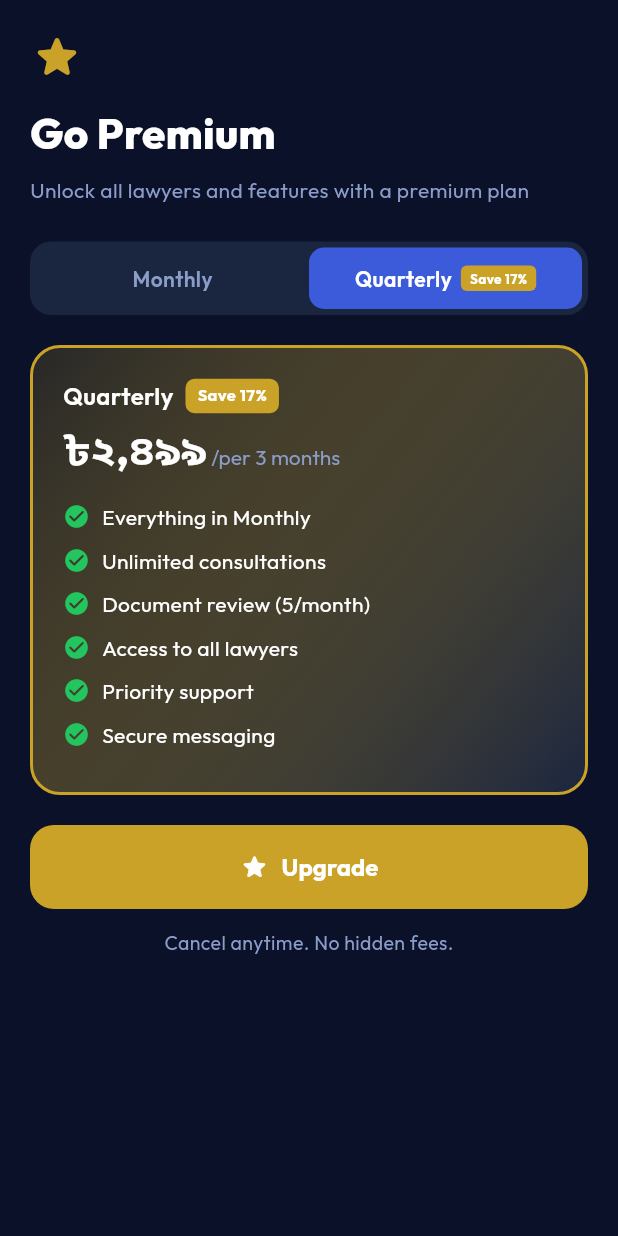
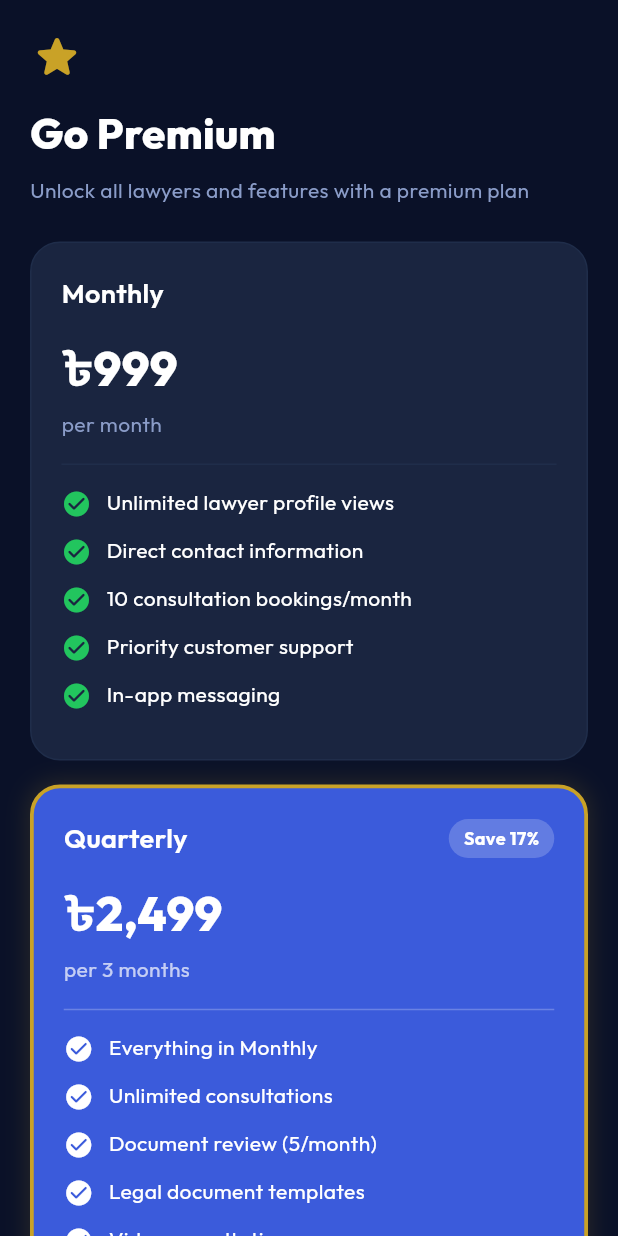
Before and after one commit to hanifuddin15/talktomylawyer, a Flutter app: the ClientPremiumTab screen opened directly, on a phone screen of 412 x 824 dp. Run offline on Flutter 3.47's test engine with Material 3 defaults, Android fonts, the phone set to English and light mode, and no system bars; our stand-ins replace badges, connectivity_plus, dartz, dio, dropdown_search, flutter_easyloading and 4 more; missing offline and left inert: ansicolor, searchable_paginated_dropdown; accounts and stored records are empty.

Commit message:
client premium changed

```diff
--- a/lib/app/core/l10n/bn.dart
+++ b/lib/app/core/l10n/bn.dart
@@ -155,6 +155,23 @@ const Map<String, String> bn = {
   'unlimited_consultations': 'সীমাহীন পরামর্শ',
   'doc_review': 'ডকুমেন্ট পর্যালোচনা (৫/মাস)',
   'save_17': '১৭% সাশ্রয়',
+  'yearly': 'বার্ষিক',
+  'per_year': 'প্রতি বছর',
+  'everything_quarterly': 'ত্রৈমাসিকে সব কিছু',
+  'save_33': '৩৩% সাশ্রয়',
+  'subscribe_now': 'এখনই সাবস্ক্রাইব করুন',
+  'cancel_anytime_hidden': 'যেকোনো সময় বাতিল করুন। কোনো গোপন চার্জ নেই।',
+  'feature_monthly_1': 'সীমাহীন আইনজীবী প্রোফাইল ভিউ',
+  'feature_monthly_2': 'সরাসরি যোগাযোগের তথ্য',
+  'feature_monthly_3': '১০টি পরামর্শ বুকিং/মাস',
+  'feature_monthly_4': 'অগ্রাধিকার গ্রাহক সহায়তা',
+  'feature_monthly_5': 'ইন-অ্যাপ মেসেজিং',
+  'feature_quarterly_4': 'আইনি ডকুমেন্ট টেমপ্লেট',
+  'feature_quarterly_5': 'ভিডিও পরামর্শ',
+  'feature_yearly_2': 'সীমাহীন ডকুমেন্ট পর্যালোচনা',
+  'feature_yearly_3': 'অগ্রাধিকার আইনজীবী ম্যাচিং',
+  'feature_yearly_4': 'ডেডিকেটেড অ্যাকাউন্ট ম্যানেজার',
+  'feature_yearly_5': 'ফ্যামিলি প্ল্যান (২ জন সদস্য)',
 
   // Checkout
   'secure_checkout': 'নিরাপদ চেকআউট',
@@ -170,6 +187,10 @@ const Map<String, String> bn = {
   'pay': 'পরিশোধ করুন',
   'quarterly_premium': 'ত্রৈমাসিক প্রিমিয়াম',
   '3_months': '৩ মাস',
+  'monthly_premium': 'মাসিক প্রিমিয়াম',
+  'yearly_premium': 'বার্ষিক প্রিমিয়াম',
+  '1_month': '১ মাস',
+  '12_months': '১২ মাস',
 
   // Client Profile
   'upgrade_to_premium': 'প্রিমিয়ামে আপগ্রেড করুন',
--- a/lib/app/core/l10n/en.dart
+++ b/lib/app/core/l10n/en.dart
@@ -154,6 +154,23 @@ const Map<String, String> en = {
   'unlimited_consultations': 'Unlimited consultations',
   'doc_review': 'Document review (5/month)',
   'save_17': 'Save 17%',
+  'yearly': 'Yearly',
+  'per_year': 'per year',
+  'everything_quarterly': 'Everything in Quarterly',
+  'save_33': 'Save 33%',
+  'subscribe_now': 'Subscribe Now',
+  'cancel_anytime_hidden': 'Cancel anytime. No hidden charges.',
+  'feature_monthly_1': 'Unlimited lawyer profile views',
+  'feature_monthly_2': 'Direct contact information',
+  'feature_monthly_3': '10 consultation bookings/month',
+  'feature_monthly_4': 'Priority customer support',
+  'feature_monthly_5': 'In-app messaging',
+  'feature_quarterly_4': 'Legal document templates',
+  'feature_quarterly_5': 'Video consultations',
+  'feature_yearly_2': 'Unlimited document reviews',
+  'feature_yearly_3': 'Priority lawyer matching',
+  'feature_yearly_4': 'Dedicated account manager',
+  'feature_yearly_5': 'Family plan (2 members)',
 
   // Checkout
   'secure_checkout': 'Secure Checkout',
@@ -169,6 +186,10 @@ const Map<String, String> en = {
   'pay': 'Pay',
   'quarterly_premium': 'Quarterly Premium',
   '3_months': '3 months',
+  'monthly_premium': 'Monthly Premium',
+  'yearly_premium': 'Yearly Premium',
+  '1_month': '1 month',
+  '12_months': '12 months',
 
   // Client Profile
   'upgrade_to_premium': 'Upgrade to Premium',
--- a/lib/app/modules/client_dashboard/views/tabs/client_premium_tab.dart
+++ b/lib/app/modules/client_dashboard/views/tabs/client_premium_tab.dart
@@ -12,7 +12,7 @@ class ClientPremiumTab extends StatefulWidget {
 }
 
 class _ClientPremiumTabState extends State<ClientPremiumTab> {
-  int _selectedPlan = 1; // 0=monthly, 1=quarterly
+  int _selectedPlan = 1; // 0=monthly, 1=quarterly, 2=yearly
 
   @override
   Widget build(BuildContext context) {
@@ -20,6 +20,31 @@ class _ClientPremiumTabState extends State<ClientPremiumTab> {
     final bg = isDark ? kDarkBg : kLightBg;
     final primaryText = isDark ? kDarkTextPrimary : kLightTextPrimary;
     final secondaryText = isDark ? kDarkTextSecondary : kLightTextSecondary;
+    final isBn = Get.locale?.languageCode == 'bn';
+
+    final monthlyFeatures = [
+      'feature_monthly_1'.tr,
+      'feature_monthly_2'.tr,
+      'feature_monthly_3'.tr,
+      'feature_monthly_4'.tr,
+      'feature_monthly_5'.tr,
+    ];
+
+    final quarterlyFeatures = [
+      'everything_monthly'.tr,
+      'unlimited_consultations'.tr,
+      'doc_review'.tr,
+      'feature_quarterly_4'.tr,
+      'feature_quarterly_5'.tr,
+    ];
+
+    final yearlyFeatures = [
+      'everything_quarterly'.tr,
+      'feature_yearly_2'.tr,
+      'feature_yearly_3'.tr,
+      'feature_yearly_4'.tr,
+      'feature_yearly_5'.tr,
+    ];
 
     return Scaffold(
       backgroundColor: bg,
@@ -51,48 +76,88 @@ class _ClientPremiumTabState extends State<ClientPremiumTab> {
               ),
               const SizedBox(height: 24),
 
-              // Plan Toggle
-              Container(
-                padding: const EdgeInsets.all(4),
-                decoration: BoxDecoration(
-                  color: isDark ? kDarkCard : kLightCard,
-                  borderRadius: BorderRadius.circular(14),
+              // 1. Monthly Plan Card
+              _buildPlanCard(
+                index: 0,
+                title: 'monthly'.tr,
+                price: isBn ? '৳৯৯৯' : '৳999',
+                duration: 'per_month'.tr,
+                features: monthlyFeatures,
+                isHighlighted: false,
+                isDark: isDark,
+                primaryText: primaryText,
+                secondaryText: secondaryText,
               ),
-                child: Row(
-                  children: [
-                    _PlanTab(
-                      label: 'monthly'.tr,
-                      isSelected: _selectedPlan == 0,
-                      onTap: () => setState(() => _selectedPlan = 0),
+              const SizedBox(height: 16),
+
+              // 2. Quarterly Plan Card (Highlighted blue)
+              _buildPlanCard(
+                index: 1,
+                title: 'quarterly'.tr,
+                price: isBn ? '৳২,৪৯৯' : '৳2,499',
+                duration: 'per_3_months'.tr,
+                features: quarterlyFeatures,
+                isHighlighted: true,
+                isDark: isDark,
+                primaryText: primaryText,
+                secondaryText: secondaryText,
+                badgeText: 'save_17'.tr,
               ),
-                    _PlanTab(
-                      label: 'quarterly'.tr,
-                      isSelected: _selectedPlan == 1,
-                      onTap: () => setState(() => _selectedPlan = 1),
-                      badge: 'save_17'.tr,
+              const SizedBox(height: 16),
+
+              // 3. Yearly Plan Card
+              _buildPlanCard(
+                index: 2,
+                title: 'yearly'.tr,
+                price: isBn ? '৳৭,৯৯৯' : '৳7,999',
+                duration: 'per_year'.tr,
+                features: yearlyFeatures,
+                isHighlighted: false,
+                isDark: isDark,
+                primaryText: primaryText,
+                secondaryText: secondaryText,
+                badgeText: 'save_33'.tr,
+                badgeBg: const Color(0xFFD1FAE5),
+                badgeTextColor: const Color(0xFF065F46),
               ),
-                  ],
-                ),
-              ),
-              const SizedBox(height: 20),
+              const SizedBox(height: 24),
 
-              // Monthly Plan Card
-              if (_selectedPlan == 0)
-                _buildMonthlyCard(isDark, primaryText, secondaryText),
-
-              // Quarterly Plan Card
-              if (_selectedPlan == 1)
-                _buildQuarterlyCard(isDark, primaryText, secondaryText),
-
-              const SizedBox(height: 20),
-              // CTA
+              // CTA Button (Subscribe Now)
               SizedBox(
                 width: double.infinity,
                 height: 56,
                 child: ElevatedButton(
-                  onPressed: () => Get.to(() => const CheckoutView()),
+                  onPressed: () {
+                    String planName = 'quarterly_premium'.tr;
+                    String planKey = 'quarterly'.tr;
+                    String duration = '3_months'.tr;
+                    String? savings = isBn ? '৳৪৯৮ (১৭% সাশ্রয়)' : '৳498 (17% off)';
+                    String price = isBn ? '৳২,৪৯৯' : '৳2,499';
+
+                    if (_selectedPlan == 0) {
+                      planName = 'monthly_premium'.tr;
+                      planKey = 'monthly'.tr;
+                      duration = '1_month'.tr;
+                      savings = null;
+                      price = isBn ? '৳৯৯৯' : '৳999';
+                    } else if (_selectedPlan == 2) {
+                      planName = 'yearly_premium'.tr;
+                      planKey = 'yearly'.tr;
+                      duration = '12_months'.tr;
+                      savings = isBn ? '৳৩,৯৮৯ (৩৩% সাশ্রয়)' : '৳3,989 (33% off)';
+                      price = isBn ? '৳৭,৯৯৯' : '৳7,999';
+                    }
+
+                    Get.to(() => CheckoutView(
+                          planName: planName,
+                          planKey: planKey,
+                          duration: duration,
+                          savings: savings,
+                          price: price,
+                        ));
+                  },
                   style: ElevatedButton.styleFrom(
-                    backgroundColor: kAccentGold,
+                    backgroundColor: const Color(0xFFFFB300), // Orange/Gold
                     shape: RoundedRectangleBorder(
                       borderRadius: BorderRadius.circular(16),
                     ),
@@ -103,16 +168,16 @@ class _ClientPremiumTabState extends State<ClientPremiumTab> {
                     children: [
                       const Icon(
                         Icons.star_rounded,
-                        color: Colors.white,
+                        color: Color(0xFF0A1128),
                         size: 20,
                       ),
                       const SizedBox(width: 8),
                       Text(
-                        'upgrade'.tr,
+                        'subscribe_now'.tr,
                         style: GoogleFonts.outfit(
                           fontSize: 16,
                           fontWeight: FontWeight.w700,
-                          color: Colors.white,
+                          color: const Color(0xFF0A1128),
                         ),
                       ),
                     ],
@@ -122,7 +187,7 @@ class _ClientPremiumTabState extends State<ClientPremiumTab> {
               const SizedBox(height: 12),
               Center(
                 child: Text(
-                  'Cancel anytime. No hidden fees.',
+                  'cancel_anytime_hidden'.tr,
                   style: GoogleFonts.outfit(fontSize: 13, color: secondaryText),
                 ),
               ),
@@ -133,71 +198,125 @@ class _ClientPremiumTabState extends State<ClientPremiumTab> {
     );
   }
 
-  Widget _buildMonthlyCard(
-    bool isDark,
-    Color primaryText,
-    Color secondaryText,
-  ) {
-    final cardColor = isDark ? kDarkCard : kLightCard;
-    final features = [
-      'unlimited_consultations'.tr,
-      'doc_review'.tr,
-      'Access to all lawyers',
-      'Priority support',
-      'Secure messaging',
-    ];
-    return Container(
+  Widget _buildPlanCard({
+    required int index,
+    required String title,
+    required String price,
+    required String duration,
+    required List<String> features,
+    required bool isHighlighted,
+    required bool isDark,
+    required Color primaryText,
+    required Color secondaryText,
+    String? badgeText,
+    Color? badgeBg,
+    Color? badgeTextColor,
+  }) {
+    final cardColor = isHighlighted
+        ? kPrimaryBlue
+        : (isDark ? kDarkCard : kLightCard);
+    final textPrimary = isHighlighted ? Colors.white : primaryText;
+    final textSecondary = isHighlighted ? Colors.white70 : secondaryText;
+    final isSelected = _selectedPlan == index;
+
+    return GestureDetector(
+      onTap: () => setState(() => _selectedPlan = index),
+      child: AnimatedContainer(
+        duration: const Duration(milliseconds: 200),
+        width: double.infinity,
         padding: const EdgeInsets.all(20),
         decoration: BoxDecoration(
           color: cardColor,
           borderRadius: BorderRadius.circular(20),
-        border: Border.all(color: kPrimaryBlue, width: 2),
+          border: Border.all(
+            color: isSelected
+                ? kAccentGold
+                : (isHighlighted ? Colors.transparent : (isDark ? kDarkDivider : kLightDivider)),
+            width: isSelected ? 2.5 : 1,
+          ),
+          boxShadow: isSelected
+              ? [
+                  BoxShadow(
+                    color: kAccentGold.withValues(alpha: 0.15),
+                    blurRadius: 12,
+                    spreadRadius: 2,
+                  )
+                ]
+              : null,
         ),
         child: Column(
           crossAxisAlignment: CrossAxisAlignment.start,
           children: [
+            Row(
+              mainAxisAlignment: MainAxisAlignment.spaceBetween,
+              children: [
                 Text(
-            'monthly'.tr,
+                  title,
                   style: GoogleFonts.outfit(
-              fontSize: 16,
+                    fontSize: 18,
                     fontWeight: FontWeight.w600,
-              color: primaryText,
+                    color: textPrimary,
                   ),
                 ),
-          const SizedBox(height: 4),
-          RichText(
-            text: TextSpan(
-              children: [
-                TextSpan(
-                  text: '৳৯৯৯',
+                if (badgeText != null)
+                  Container(
+                    padding: const EdgeInsets.symmetric(horizontal: 10, vertical: 4),
+                    decoration: BoxDecoration(
+                      color: badgeBg ?? Colors.white.withValues(alpha: 0.2),
+                      borderRadius: BorderRadius.circular(20),
+                    ),
+                    child: Text(
+                      badgeText,
                       style: GoogleFonts.outfit(
-                    fontSize: 28,
-                    fontWeight: FontWeight.w800,
-                    color: primaryText,
+                        fontSize: 12,
+                        fontWeight: FontWeight.w700,
+                        color: badgeTextColor ?? Colors.white,
                       ),
                     ),
-                TextSpan(
-                  text: ' /${'per_month'.tr}',
-                  style: GoogleFonts.outfit(fontSize: 14, color: secondaryText),
                   ),
               ],
             ),
+            const SizedBox(height: 12),
+            Text(
+              price,
+              style: GoogleFonts.outfit(
+                fontSize: 32,
+                fontWeight: FontWeight.w800,
+                color: textPrimary,
+              ),
+            ),
+            const SizedBox(height: 2),
+            Text(
+              duration,
+              style: GoogleFonts.outfit(fontSize: 14, color: textSecondary),
+            ),
+            const SizedBox(height: 16),
+            Divider(
+              color: isHighlighted ? Colors.white24 : (isDark ? kDarkDivider : kLightDivider),
+              height: 1,
             ),
             const SizedBox(height: 16),
             ...features.map(
               (f) => Padding(
-              padding: const EdgeInsets.only(bottom: 8),
+                padding: const EdgeInsets.only(bottom: 12),
                 child: Row(
+                  crossAxisAlignment: CrossAxisAlignment.start,
                   children: [
-                  const Icon(
+                    Icon(
                       Icons.check_circle_rounded,
-                    color: kSuccess,
-                    size: 18,
+                      color: isHighlighted ? Colors.white : kSuccess,
+                      size: 20,
                     ),
-                  const SizedBox(width: 8),
-                  Text(
+                    const SizedBox(width: 10),
+                    Expanded(
+                      child: Text(
                         f,
-                    style: GoogleFonts.outfit(fontSize: 14, color: primaryText),
+                        style: GoogleFonts.outfit(
+                          fontSize: 14,
+                          color: textPrimary,
+                          height: 1.3,
+                        ),
+                      ),
                     ),
                   ],
                 ),
@@ -205,170 +324,7 @@ class _ClientPremiumTabState extends State<ClientPremiumTab> {
             ),
           ],
         ),
-    );
-  }
-
-  Widget _buildQuarterlyCard(
-    bool isDark,
-    Color primaryText,
-    Color secondaryText,
-  ) {
-    final cardColor = isDark ? kDarkCard : kLightCard;
-    final features = [
-      'everything_monthly'.tr,
-      'unlimited_consultations'.tr,
-      'doc_review'.tr,
-      'Access to all lawyers',
-      'Priority support',
-      'Secure messaging',
-    ];
-    return Container(
-      padding: const EdgeInsets.all(20),
-      decoration: BoxDecoration(
-        gradient: LinearGradient(
-          colors: [kAccentGold.withValues(alpha: 0.15), cardColor],
-          begin: Alignment.topLeft,
-          end: Alignment.bottomRight,
-        ),
-        borderRadius: BorderRadius.circular(20),
-        border: Border.all(color: kAccentGold, width: 2),
-      ),
-      child: Column(
-        crossAxisAlignment: CrossAxisAlignment.start,
-        children: [
-          Row(
-            children: [
-              Text(
-                'quarterly'.tr,
-                style: GoogleFonts.outfit(
-                  fontSize: 16,
-                  fontWeight: FontWeight.w600,
-                  color: primaryText,
-                ),
-              ),
-              const SizedBox(width: 8),
-              Container(
-                padding: const EdgeInsets.symmetric(horizontal: 8, vertical: 3),
-                decoration: BoxDecoration(
-                  color: kAccentGold,
-                  borderRadius: BorderRadius.circular(6),
-                ),
-                child: Text(
-                  'save_17'.tr,
-                  style: GoogleFonts.outfit(
-                    fontSize: 11,
-                    fontWeight: FontWeight.w700,
-                    color: Colors.white,
-                  ),
-                ),
-              ),
-            ],
-          ),
-          const SizedBox(height: 4),
-          RichText(
-            text: TextSpan(
-              children: [
-                TextSpan(
-                  text: '৳২,৪৯৯',
-                  style: GoogleFonts.outfit(
-                    fontSize: 28,
-                    fontWeight: FontWeight.w800,
-                    color: primaryText,
-                  ),
-                ),
-                TextSpan(
-                  text: ' /${'per_3_months'.tr}',
-                  style: GoogleFonts.outfit(fontSize: 14, color: secondaryText),
-                ),
-              ],
-            ),
-          ),
-          const SizedBox(height: 16),
-          ...features.map(
-            (f) => Padding(
-              padding: const EdgeInsets.only(bottom: 8),
-              child: Row(
-                children: [
-                  const Icon(
-                    Icons.check_circle_rounded,
-                    color: kSuccess,
-                    size: 18,
-                  ),
-                  const SizedBox(width: 8),
-                  Text(
-                    f,
-                    style: GoogleFonts.outfit(fontSize: 14, color: primaryText),
-                  ),
-                ],
-              ),
-            ),
-          ),
-        ],
       ),
     );
   }
 }
-
-class _PlanTab extends StatelessWidget {
-  const _PlanTab({
-    required this.label,
-    required this.isSelected,
-    required this.onTap,
-    this.badge,
-  });
-  final String label;
-  final bool isSelected;
-  final VoidCallback onTap;
-  final String? badge;
-
-  @override
-  Widget build(BuildContext context) {
-    return Expanded(
-      child: GestureDetector(
-        onTap: onTap,
-        child: AnimatedContainer(
-          duration: const Duration(milliseconds: 200),
-          padding: const EdgeInsets.symmetric(vertical: 10),
-          decoration: BoxDecoration(
-            color: isSelected ? kPrimaryBlue : Colors.transparent,
-            borderRadius: BorderRadius.circular(10),
-          ),
-          child: Row(
-            mainAxisAlignment: MainAxisAlignment.center,
-            children: [
-              Text(
-                label,
-                style: GoogleFonts.outfit(
-                  fontSize: 14,
-                  fontWeight: FontWeight.w600,
-                  color: isSelected ? Colors.white : kDarkTextSecondary,
-                ),
-              ),
-              if (badge != null) ...[
-                const SizedBox(width: 6),
-                Container(
-                  padding: const EdgeInsets.symmetric(
-                    horizontal: 6,
-                    vertical: 2,
-                  ),
-                  decoration: BoxDecoration(
-                    color: kAccentGold,
-                    borderRadius: BorderRadius.circular(4),
-                  ),
-                  child: Text(
-                    badge!,
-                    style: GoogleFonts.outfit(
-                      fontSize: 9,
-                      fontWeight: FontWeight.w700,
-                      color: Colors.white,
-                    ),
-                  ),
-                ),
-              ],
-            ],
-          ),
-        ),
-      ),
-    );
-  }
-}
--- a/lib/app/modules/client_subscription/checkout/views/checkout_view.dart
+++ b/lib/app/modules/client_subscription/checkout/views/checkout_view.dart
@@ -6,7 +6,20 @@ import 'package:talktomylawyer/app/core/widgets/app_button.dart';
 import 'package:talktomylawyer/app/core/widgets/app_payment_option.dart';
 
 class CheckoutView extends StatefulWidget {
-  const CheckoutView({super.key});
+  const CheckoutView({
+    super.key,
+    this.planName,
+    this.planKey,
+    this.duration,
+    this.savings,
+    this.price,
+  });
+
+  final String? planName;
+  final String? planKey;
+  final String? duration;
+  final String? savings;
+  final String? price;
 
   @override
   State<CheckoutView> createState() => _CheckoutViewState();
@@ -91,7 +104,7 @@ class _CheckoutViewState extends State<CheckoutView> {
                               ),
                               const SizedBox(width: 8),
                               Text(
-                                'quarterly_premium'.tr,
+                                widget.planName ?? 'quarterly_premium'.tr,
                                 style: GoogleFonts.outfit(
                                   fontSize: 18,
                                   fontWeight: FontWeight.w700,
@@ -103,25 +116,27 @@ class _CheckoutViewState extends State<CheckoutView> {
                           const SizedBox(height: 14),
                           _SummaryRow(
                             label: 'plan'.tr,
-                            value: 'quarterly'.tr,
+                            value: widget.planKey ?? 'quarterly'.tr,
                             isWhite: true,
                           ),
                           const SizedBox(height: 8),
                           _SummaryRow(
                             label: 'duration'.tr,
-                            value: '3_months'.tr,
+                            value: widget.duration ?? '3_months'.tr,
                             isWhite: true,
                           ),
-                          const SizedBox(height: 8),
-                          _SummaryRow(
-                            label: 'savings'.tr,
-                            value: '৳৪৯৮ (17% off)',
-                            isWhite: true,
-                          ),
+                          if (widget.savings != null && widget.savings!.isNotEmpty) ...[
+                            const SizedBox(height: 8),
+                            _SummaryRow(
+                              label: 'savings'.tr,
+                              value: widget.savings!,
+                              isWhite: true,
+                            ),
+                          ],
                           const Divider(color: Colors.white24, height: 20),
                           _SummaryRow(
                             label: 'total'.tr,
-                            value: '৳২,৪৯৯',
+                            value: widget.price ?? '৳২,৪৯৯',
                             isWhite: true,
                             isBold: true,
                             valueColor: kAccentGold,
@@ -206,7 +221,7 @@ class _CheckoutViewState extends State<CheckoutView> {
             Padding(
               padding: const EdgeInsets.fromLTRB(20, 0, 20, 20),
               child: AppButton(
-                label: '${'pay'.tr} ৳২,৪৯৯',
+                label: '${'pay'.tr} ${widget.price ?? '৳২,৪৯৯'}',
                 onPressed: () {
                   Get.back();
                   Get.snackbar(
```
Lines whose indentation alone changed are shown as unchanged.
